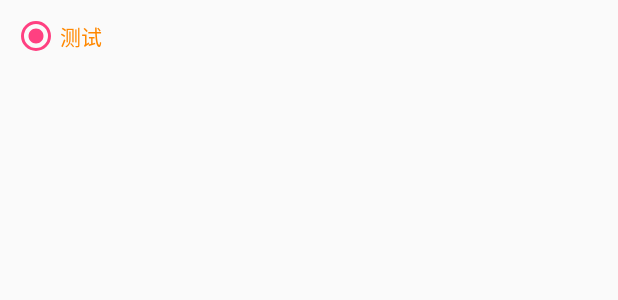
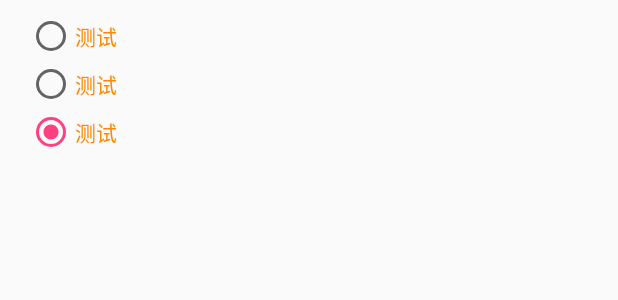
Before and after one commit to DarkSherlock/TindTest, an Android app: the layout activity_test_rbtn.xml on its own in the app's theme, with its tools: preview values and no code run, on a phone screen of 412 x 824 dp. Shown: the top 300 px of the screen. Run offline under Robolectric (Android 15) with nearby library versions, the phone set to English and light mode, and no system bars.

Commit message:
增加测试

```diff
--- a/app/src/main/AndroidManifest.xml
+++ b/app/src/main/AndroidManifest.xml
@@ -42,6 +42,7 @@
         <activity android:name=".activty.TestBuglyAndResProguad"/>
         <activity android:name=".activty.TestRxjavaActivity"/>
         <activity android:name=".activty.TestRotateImageViewActivity"/>
+        <activity android:name=".activty.TestRbtnActivity"/>
 
         <provider
             android:name="android.support.v4.content.FileProvider"
--- a/app/src/main/java/com/liang/tind/www/tindtest/activty/MainActivity.java
+++ b/app/src/main/java/com/liang/tind/www/tindtest/activty/MainActivity.java
@@ -65,6 +65,11 @@ public class MainActivity extends ListActivity implements NetworkBroadcastReceiv
         mHashMap.put(KEY_SIMPLE_NAME, TestRotateImageViewActivity.class.getSimpleName());
         mDatas.add(mHashMap);
 
+        mHashMap = new HashMap<>();
+        mHashMap.put(KEY_CLASS, TestRbtnActivity.class.getName());
+        mHashMap.put(KEY_SIMPLE_NAME, TestRbtnActivity.class.getSimpleName());
+        mDatas.add(mHashMap);
+
         SimpleAdapter adapter = new SimpleAdapter(this, mDatas, android.R.layout.simple_list_item_1, new String[]{KEY_SIMPLE_NAME}, new int[]{android.R.id.text1});
         //3.绑定
         setListAdapter(adapter);
--- a/app/src/main/res/layout/activity_test_rbtn.xml
+++ b/app/src/main/res/layout/activity_test_rbtn.xml
@@ -4,11 +4,30 @@
     android:layout_width="match_parent"
     android:layout_height="match_parent"
     android:layout_marginEnd="8dp"
-    android:layout_marginStart="8dp"
+    android:layout_marginStart="18dp"
     android:layout_marginTop="8dp"
     >
 
     <RadioButton
+        android:id="@+id/button"
+        android:layout_width="wrap_content"
+        android:layout_height="wrap_content"
+        android:checked="true"
+        android:text="测试"
+        android:textColor="@drawable/selector_tv_color_evaluate_dialog_rbtn"
+        />
+
+    <RadioButton
+        android:id="@+id/button2"
+        android:layout_width="wrap_content"
+        android:layout_height="wrap_content"
+        android:checked="true"
+        android:text="测试"
+        android:textColor="@drawable/selector_tv_color_evaluate_dialog_rbtn"
+        />
+
+    <RadioButton
+        android:id="@+id/button3"
         android:layout_width="wrap_content"
         android:layout_height="wrap_content"
         android:checked="true"
```
Also changed, not shown: app/src/main/java/com/liang/tind/www/tindtest/activty/TestRbtnActivity.java (+34 -0 lines).
